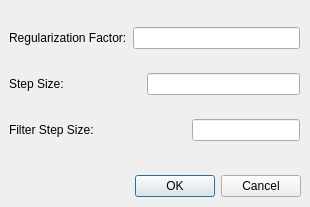
The window that calibratordialog.ui (pgebhardt/eitViewer) describes before a commit, drawn with Qt 5.
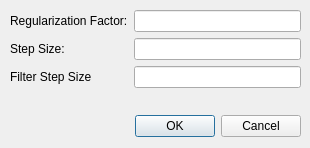
The same window after the commit.

Commit message: dialog layout corrected

Patch:
```diff
--- a/calibratordialog.ui
+++ b/calibratordialog.ui
@@ -7,7 +7,7 @@
     <x>0</x>
     <y>0</y>
     <width>310</width>
-    <height>207</height>
+    <height>148</height>
    </rect>
   </property>
   <property name="sizePolicy">
@@ -29,7 +29,7 @@
    <property name="geometry">
     <rect>
      <x>100</x>
-     <y>170</y>
+     <y>110</y>
      <width>201</width>
      <height>32</height>
     </rect>
@@ -44,83 +44,42 @@
   <widget class="QWidget" name="verticalLayoutWidget">
    <property name="geometry">
     <rect>
-     <x>9</x>
-     <y>9</y>
+     <x>10</x>
+     <y>10</y>
      <width>291</width>
-     <height>151</height>
+     <height>91</height>
     </rect>
    </property>
-   <layout class="QVBoxLayout" name="verticalLayout">
-    <item>
-     <layout class="QHBoxLayout" name="horizontalLayout_3">
-      <item>
+   <layout class="QFormLayout" name="formLayout">
+    <item row="0" column="0">
        <widget class="QLabel" name="label">
         <property name="text">
          <string>Regularization Factor:</string>
         </property>
        </widget>
       </item>
-      <item>
-       <widget class="QLineEdit" name="regularization_factor_box"/>
-      </item>
-     </layout>
-    </item>
-    <item>
-     <layout class="QHBoxLayout" name="horizontalLayout">
-      <item>
+    <item row="1" column="0">
        <widget class="QLabel" name="label_2">
         <property name="text">
          <string>Step Size:</string>
         </property>
        </widget>
       </item>
-      <item>
-       <spacer name="horizontalSpacer">
-        <property name="orientation">
-         <enum>Qt::Horizontal</enum>
-        </property>
-        <property name="sizeType">
-         <enum>QSizePolicy::Fixed</enum>
-        </property>
-        <property name="sizeHint" stdset="0">
-         <size>
-          <width>77</width>
-          <height>0</height>
-         </size>
-        </property>
-       </spacer>
-      </item>
-      <item>
-       <widget class="QLineEdit" name="step_size_box"/>
-      </item>
-     </layout>
-    </item>
-    <item>
-     <layout class="QHBoxLayout" name="horizontalLayout_2">
-      <item>
+    <item row="2" column="0">
        <widget class="QLabel" name="label_3">
         <property name="text">
-         <string>Filter Step Size:</string>
+       <string>Filter Step Size</string>
         </property>
        </widget>
       </item>
-      <item>
-       <spacer name="horizontalSpacer_2">
-        <property name="orientation">
-         <enum>Qt::Horizontal</enum>
-        </property>
-        <property name="sizeHint" stdset="0">
-         <size>
-          <width>40</width>
-          <height>20</height>
-         </size>
-        </property>
-       </spacer>
-      </item>
-      <item>
+    <item row="0" column="1">
+     <widget class="QLineEdit" name="regularization_factor_box"/>
+    </item>
+    <item row="1" column="1">
+     <widget class="QLineEdit" name="step_size_box"/>
+    </item>
+    <item row="2" column="1">
        <widget class="QLineEdit" name="filter_step_size_box"/>
-      </item>
-     </layout>
     </item>
    </layout>
   </widget>
```
Left out of the diff: 2 changed lines with no effect on the pictures. Lines whose indentation alone changed are shown as unchanged.
